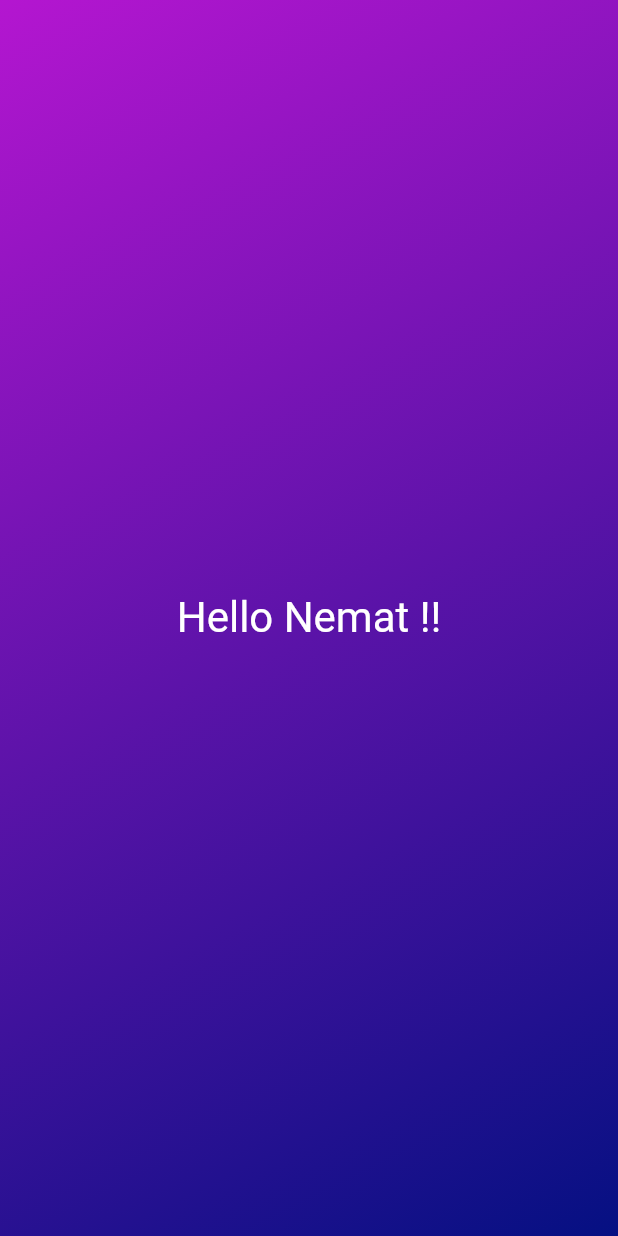
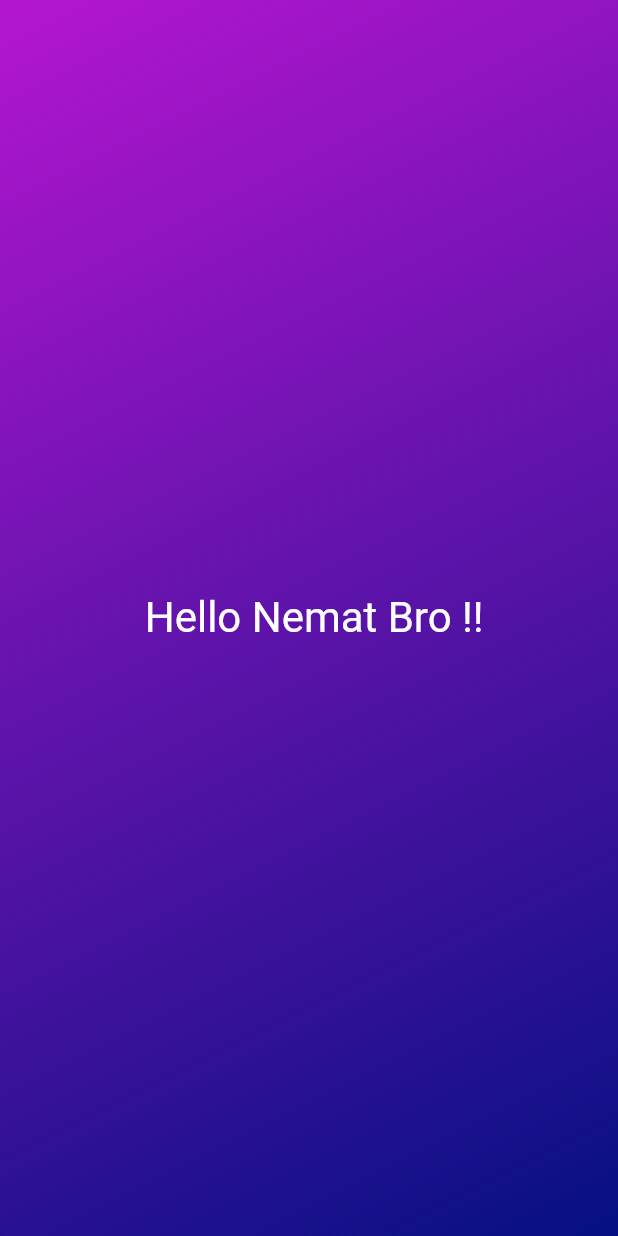
Before and after one commit to nemattullah/flutterdev, a Flutter app: the screen it shows after launch, on a phone screen of 412 x 824 dp. Run offline on Flutter 3.47's test engine with Material 2 defaults, Android fonts, the phone set to English and light mode, and no system bars.

Commit message:
Reusable Widgets and Constructor functions

```diff
--- a/lib/gradient_container.dart
+++ b/lib/gradient_container.dart
@@ -1,24 +1,30 @@
 import 'package:flutter/material.dart';
 import 'package:flutterdev/styled_text.dart';
 
+var startAlignment = Alignment.topLeft;
+var endAlignment = Alignment.bottomRight;
+
 class GradientContainer extends StatelessWidget {
-  const GradientContainer({super.key});
+  const GradientContainer(this.color1, this.color2, {super.key});
+
+  final Color color1;
+  final Color color2;
 
   @override
   Widget build(BuildContext context) {
     return Container(
-      decoration: const BoxDecoration(
+      decoration: BoxDecoration(
         gradient: LinearGradient(
           colors: [
-            Color.fromARGB(255, 180, 22, 208),
-            Color.fromARGB(255, 5, 16, 130),
+            color1,
+            color2,
           ],
-          begin: Alignment.topLeft,
-          end: Alignment.bottomRight,
+          begin: startAlignment,
+          end: endAlignment,
         ),
       ),
-      child: const Center(
-        child: StyledText(),
+      child: Center(
+        child: StyledText(" Hello Nemat Bro !!"),
       ),
     );
   }
--- a/lib/main.dart
+++ b/lib/main.dart
@@ -6,7 +6,8 @@ void main() {
     const MaterialApp(
       home: Scaffold(
         // backgroundColor: Color.fromARGB(255, 47, 5, 120),
-        body: GradientContainer(),
+        body: GradientContainer(
+            Color.fromARGB(255, 180, 22, 208), Color.fromARGB(255, 5, 16, 130)),
       ),
     ),
   );
--- a/lib/styled_text.dart
+++ b/lib/styled_text.dart
@@ -1,14 +1,17 @@
 import 'package:flutter/material.dart';
 
 class StyledText extends StatelessWidget {
-  const StyledText({super.key});
+  StyledText(this.text, {super.key});
+  String text;
 
   @override
   Widget build(BuildContext context) {
-    return const Text("Hello Nemat !!",
-        style: TextStyle(
-          color: Colors.white,
-          fontSize: 28.0,
-        ));
+    return Text(
+      text,
+      style: const TextStyle(
+        color: Colors.white,
+        fontSize: 28.0,
+      ),
+    );
   }
 }
```
